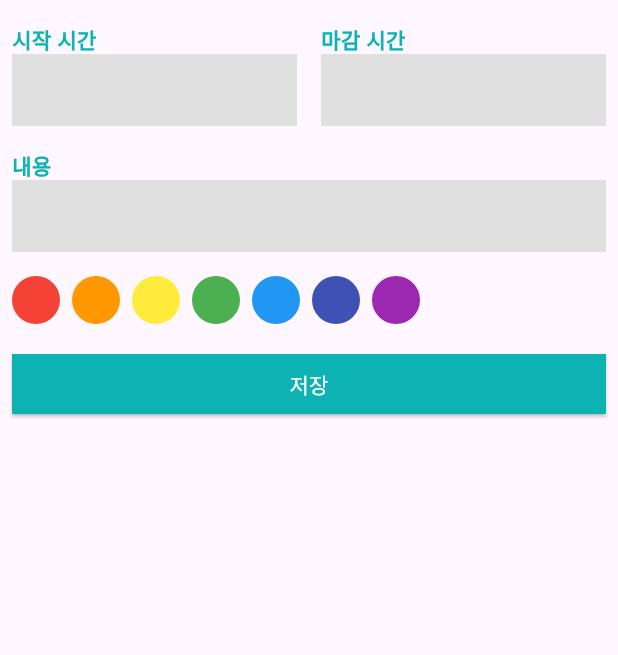
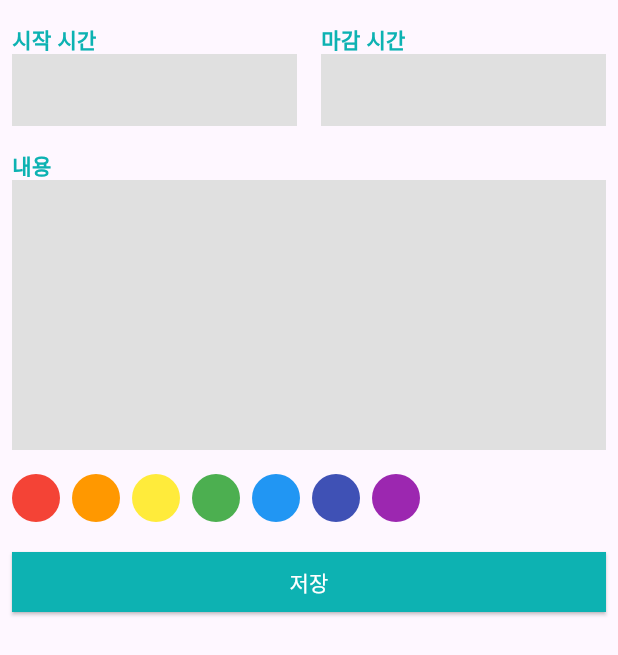
Before and after one commit to jongse7/calendar_scheduler, a Flutter app: the ScheduleBottomSheet widget shown alone on an empty page, opened directly, on a phone screen of 412 x 824 dp. Shown: the top 655 px of the screen. Run offline on Flutter 3.47's test engine with Material 3 defaults, Android fonts, the phone set to English and light mode, and no system bars; our stand-ins replace drift, table_calendar; accounts and stored records are empty; generated files the repository leaves out were written again.

```diff
--- a/lib/component/custom_text_field.dart
+++ b/lib/component/custom_text_field.dart
@@ -1,9 +1,11 @@
 import 'package:calendar_scheduler/const/color.dart';
 import 'package:flutter/material.dart';
+import 'package:flutter/services.dart';
 
 class CustomTextField extends StatelessWidget {
   final String label;
-  const CustomTextField({required this.label, Key? key}) : super(key: key);
+  final bool isTime;
+  const CustomTextField({required this.label, required this.isTime, Key? key}) : super(key: key);
 
   @override
   Widget build(BuildContext context) {
@@ -17,15 +19,27 @@ class CustomTextField extends StatelessWidget {
             fontWeight: FontWeight.w600,
           ),
         ),
-        TextField(
-          cursorColor: Colors.grey,
-          decoration: InputDecoration(
-            border: InputBorder.none,
-            filled: true,
-            fillColor: Colors.grey[300],
-          ),
-        ),
+        if(isTime)renderTextField(),
+        if(!isTime)Expanded(child: renderTextField(),),
       ],
     );
   }
+
+  Widget renderTextField(){
+    return TextField(
+      cursorColor: Colors.grey,
+      expands: !isTime,
+      maxLines: isTime ? 1 : null,
+      keyboardType: isTime ? TextInputType.number : TextInputType.multiline,
+      inputFormatters: isTime ? [
+        FilteringTextInputFormatter.digitsOnly,
+      ] : [],
+      decoration: InputDecoration(
+        border: InputBorder.none,
+        filled: true,
+        fillColor: Colors.grey[300],
+      ),
+    );
+  }
+
 }
--- a/lib/component/schedule_bottom_sheet.dart
+++ b/lib/component/schedule_bottom_sheet.dart
@@ -9,7 +9,12 @@ class ScheduleBottomSheet extends StatelessWidget {
   Widget build(BuildContext context) {
     final bottomInset = MediaQuery.of(context).viewInsets.bottom;
 
-    return Container(
+    return GestureDetector(
+      onTap: () {
+        FocusScope.of(context).requestFocus(FocusNode());
+      },
+      child: SafeArea(
+        child: Container(
           height: MediaQuery.of(context).size.height / 2 + bottomInset,
           child: Padding(
             padding: EdgeInsets.only(bottom: bottomInset),
@@ -33,6 +38,8 @@ class ScheduleBottomSheet extends StatelessWidget {
               ),
             ),
           ),
+        ),
+      ),
     );
   }
 }
@@ -45,13 +52,19 @@ class _Time extends StatelessWidget {
     return Row(
       children: [
         Expanded(
-          child: CustomTextField(label: '시작 시간'),
+          child: CustomTextField(
+            label: '시작 시간',
+            isTime: true,
+          ),
         ),
         SizedBox(
           width: 16.0,
         ),
         Expanded(
-          child: CustomTextField(label: '마감 시간'),
+          child: CustomTextField(
+            label: '마감 시간',
+            isTime: true,
+          ),
         ),
       ],
     );
@@ -63,8 +76,11 @@ class _Content extends StatelessWidget {
 
   @override
   Widget build(BuildContext context) {
-    return CustomTextField(
+    return Expanded(
+      child: CustomTextField(
         label: '내용',
+        isTime: false,
+      ),
     );
   }
 }
@@ -117,9 +133,12 @@ class _SaveButton extends StatelessWidget {
                 borderRadius: BorderRadius.zero,
               ),
             ),
-            child: Text('저장', style: TextStyle(
+            child: Text(
+              '저장',
+              style: TextStyle(
                 color: Colors.white,
-            ),),
+              ),
+            ),
           ),
         ),
       ],
```
Also changed, not shown: lib/datebase/drift_database.dart (added, +40 -0 lines), lib/model/category_color.dart (added, +9 -0 lines), lib/model/schedule.dart (added, +26 -0 lines). Lines whose indentation alone changed are shown as unchanged.
